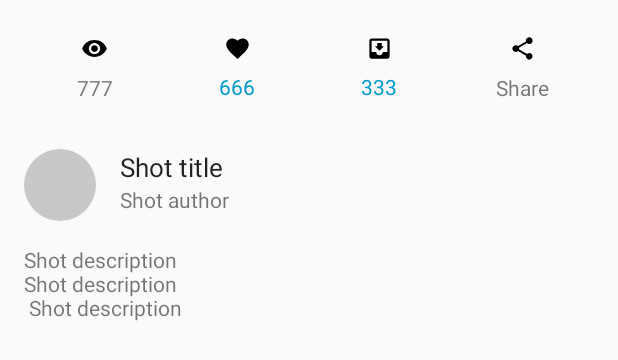
After one commit to ZacZhang/Drippple, an Android app: the layout shot_item_info.xml on its own in the app's theme, with its tools: preview values and no code run, on a phone screen of 412 x 824 dp. The commit adds this screen. Shown: the top 360 px of the screen. Run offline under Robolectric (Android 15) with nearby library versions, the phone set to English and light mode, and no system bars.

Commit message:
ShotAdapter finished

```diff
--- a/app/build.gradle
+++ b/app/build.gradle
@@ -1,4 +1,5 @@
 apply plugin: 'com.android.application'
+apply plugin: 'com.neenbedankt.android-apt'
 
 android {
     compileSdkVersion 25
@@ -26,5 +27,8 @@ dependencies {
     })
     compile 'com.android.support:appcompat-v7:25.3.1'
     compile 'com.android.support.constraint:constraint-layout:1.0.0-alpha8'
+    compile 'com.android.support:recyclerview-v7:25.3.1'
+    compile 'com.jakewharton:butterknife:8.4.0'
+    apt 'com.jakewharton:butterknife-compiler:8.4.0'
     testCompile 'junit:junit:4.12'
 }
--- /dev/null
+++ b/app/src/main/java/com/zaczhang/drippple/model/User.java
@@ -0,0 +1,6 @@
+package com.zaczhang.drippple.model;
+
+public class User {
+    public String name;
+    public String avatar_url;
+}
--- /dev/null
+++ b/app/src/main/res/drawable/ic_favorite_black_18dp.xml
@@ -0,0 +1,4 @@
+<?xml version="1.0" encoding="UTF-8" standalone="no"?>
+<vector xmlns:android="http://schemas.android.com/apk/res/android" android:height="18dp" android:viewportHeight="24.0" android:viewportWidth="24.0" android:width="18dp">
+    <path android:fillColor="#000000" android:pathData="M12,21.35l-1.45,-1.32C5.4,15.36 2,12.28 2,8.5 2,5.42 4.42,3 7.5,3c1.74,0 3.41,0.81 4.5,2.09C13.09,3.81 14.76,3 16.5,3 19.58,3 22,5.42 22,8.5c0,3.78 -3.4,6.86 -8.55,11.54L12,21.35z"/>
+</vector>
--- /dev/null
+++ b/app/src/main/res/drawable/ic_move_to_inbox_black_18dp.xml
@@ -0,0 +1,4 @@
+<?xml version="1.0" encoding="UTF-8" standalone="no"?>
+<vector xmlns:android="http://schemas.android.com/apk/res/android" android:height="18dp" android:viewportHeight="24.0" android:viewportWidth="24.0" android:width="18dp">
+    <path android:fillColor="#000000" android:pathData="M19,3L4.99,3c-1.11,0 -1.98,0.9 -1.98,2L3,19c0,1.1 0.88,2 1.99,2L19,21c1.1,0 2,-0.9 2,-2L21,5c0,-1.1 -0.9,-2 -2,-2zM19,15h-4c0,1.66 -1.35,3 -3,3s-3,-1.34 -3,-3L4.99,15L4.99,5L19,5v10zM16,10h-2L14,7h-4v3L8,10l4,4 4,-4z"/>
+</vector>
--- /dev/null
+++ b/app/src/main/res/drawable/ic_share_black_18dp.xml
@@ -0,0 +1,4 @@
+<?xml version="1.0" encoding="UTF-8" standalone="no"?>
+<vector xmlns:android="http://schemas.android.com/apk/res/android" android:height="18dp" android:viewportHeight="24.0" android:viewportWidth="24.0" android:width="18dp">
+    <path android:fillColor="#000000" android:pathData="M18,16.08c-0.76,0 -1.44,0.3 -1.96,0.77L8.91,12.7c0.05,-0.23 0.09,-0.46 0.09,-0.7s-0.04,-0.47 -0.09,-0.7l7.05,-4.11c0.54,0.5 1.25,0.81 2.04,0.81 1.66,0 3,-1.34 3,-3s-1.34,-3 -3,-3 -3,1.34 -3,3c0,0.24 0.04,0.47 0.09,0.7L8.04,9.81C7.5,9.31 6.79,9 6,9c-1.66,0 -3,1.34 -3,3s1.34,3 3,3c0.79,0 1.5,-0.31 2.04,-0.81l7.12,4.16c-0.05,0.21 -0.08,0.43 -0.08,0.65 0,1.61 1.31,2.92 2.92,2.92 1.61,0 2.92,-1.31 2.92,-2.92s-1.31,-2.92 -2.92,-2.92z"/>
+</vector>
--- /dev/null
+++ b/app/src/main/res/drawable/ic_visibility_black_18dp.xml
@@ -0,0 +1,4 @@
+<?xml version="1.0" encoding="UTF-8" standalone="no"?>
+<vector xmlns:android="http://schemas.android.com/apk/res/android" android:height="18dp" android:viewportHeight="24.0" android:viewportWidth="24.0" android:width="18dp">
+    <path android:fillColor="#000000" android:pathData="M12,4.5C7,4.5 2.73,7.61 1,12c1.73,4.39 6,7.5 11,7.5s9.27,-3.11 11,-7.5c-1.73,-4.39 -6,-7.5 -11,-7.5zM12,17c-2.76,0 -5,-2.24 -5,-5s2.24,-5 5,-5 5,2.24 5,5 -2.24,5 -5,5zM12,9c-1.66,0 -3,1.34 -3,3s1.34,3 3,3 3,-1.34 3,-3 -1.34,-3 -3,-3z"/>
+</vector>
--- /dev/null
+++ b/app/src/main/res/drawable/user_picture_placeholder.xml
@@ -0,0 +1,10 @@
+<?xml version="1.0" encoding="utf-8"?>
+<shape xmlns:android="http://schemas.android.com/apk/res/android">
+    <size
+        android:width="@dimen/shot_author_picture_size"
+        android:height="@dimen/shot_author_picture_size"/>
+    <solid
+        android:color="@color/place_holder_bg"/>
+    <corners
+        android:radius="@dimen/shot_author_picture_radius"/>
+</shape>
--- /dev/null
+++ b/app/src/main/res/layout/shot_item_info.xml
@@ -0,0 +1,138 @@
+<?xml version="1.0" encoding="utf-8"?>
+<LinearLayout
+    xmlns:android="http://schemas.android.com/apk/res/android"
+    xmlns:tools="http://schemas.android.com/tools"
+    android:orientation="vertical"
+    android:layout_width="match_parent"
+    android:layout_height="match_parent"
+    android:padding="@dimen/spacing_medium">
+
+    <LinearLayout
+        android:layout_width="match_parent"
+        android:layout_height="wrap_content">
+
+        <TextView
+            android:id="@+id/shot_view_count"
+            android:layout_width="0dp"
+            android:layout_height="wrap_content"
+            android:layout_weight="1"
+            android:gravity="center"
+            android:paddingTop="@dimen/shot_action_drawable_top_icon_padding"
+            android:paddingBottom="@dimen/shot_action_drawable_top_icon_padding"
+            android:drawableTop="@drawable/ic_visibility_black_18dp"
+            android:drawablePadding="@dimen/shot_action_drawable_top_icon_padding"
+            tools:text="777"/>
+
+        <LinearLayout
+            android:layout_width="0dp"
+            android:layout_height="wrap_content"
+            android:layout_weight="1"
+            android:orientation="vertical"
+            android:gravity="center">
+
+            <ImageButton
+                android:id="@+id/shot_action_like"
+                android:layout_width="@dimen/shot_action_icon_size"
+                android:layout_height="@dimen/shot_action_icon_size"
+                android:src="@drawable/ic_favorite_black_18dp"
+                android:background="?attr/selectableItemBackground"
+                android:contentDescription="@string/like"/>
+
+            <TextView
+                android:id="@+id/shot_like_count"
+                android:layout_width="match_parent"
+                android:layout_height="wrap_content"
+                android:gravity="center"
+                android:textColor="@android:color/holo_blue_dark"
+                android:clickable="true"
+                tools:text="666"/>
+
+        </LinearLayout>
+
+        <LinearLayout
+            android:layout_width="0dp"
+            android:layout_height="wrap_content"
+            android:layout_weight="1"
+            android:orientation="vertical"
+            android:gravity="center">
+
+            <ImageButton
+                android:id="@+id/shot_action_bucket"
+                android:layout_width="@dimen/shot_action_icon_size"
+                android:layout_height="@dimen/shot_action_icon_size"
+                android:src="@drawable/ic_move_to_inbox_black_18dp"
+                android:background="?attr/selectableItemBackground"
+                android:contentDescription="@string/bucket"/>
+
+            <TextView
+                android:id="@+id/shot_bucket_count"
+                android:layout_width="match_parent"
+                android:layout_height="wrap_content"
+                android:gravity="center"
+                android:textColor="@android:color/holo_blue_dark"
+                android:clickable="true"
+                tools:text="333"/>
+
+        </LinearLayout>
+
+        <TextView
+            android:id="@+id/shot_action_share"
+            android:layout_width="0dp"
+            android:layout_height="wrap_content"
+            android:layout_weight="1"
+            android:gravity="center"
+            android:paddingTop="@dimen/shot_action_drawable_top_icon_padding"
+            android:paddingBottom="@dimen/shot_action_drawable_top_icon_padding"
+            android:drawableTop="@drawable/ic_share_black_18dp"
+            android:drawablePadding="@dimen/shot_action_drawable_top_icon_padding"
+            android:background="?attr/selectableItemBackground"
+            android:text="@string/share"/>
+
+    </LinearLayout>
+
+
+    <RelativeLayout
+        android:layout_width="match_parent"
+        android:layout_height="wrap_content"
+        android:layout_marginTop="@dimen/spacing_large">
+
+        <ImageView
+            android:id="@+id/shot_author_picture"
+            android:layout_width="@dimen/shot_author_picture_size"
+            android:layout_height="@dimen/shot_author_picture_size"
+            android:layout_marginRight="@dimen/spacing_medium"
+            android:layout_marginEnd="@dimen/spacing_medium"
+            android:layout_alignParentTop="true"
+            android:layout_alignParentLeft="true"
+            android:layout_alignParentStart="true"
+            android:src="@drawable/user_picture_placeholder"
+            android:contentDescription="@string/shot_author_picture"/>
+
+        <TextView
+            android:id="@+id/shot_title"
+            android:layout_width="wrap_content"
+            android:layout_height="wrap_content"
+            android:layout_alignTop="@+id/shot_author_picture"
+            android:layout_toRightOf="@+id/shot_author_picture"
+            style="@style/AppTheme.TextView.2"
+            tools:text="Shot title"/>
+
+        <TextView
+            android:id="@+id/shot_author_name"
+            android:layout_width="wrap_content"
+            android:layout_height="wrap_content"
+            android:layout_alignLeft="@+id/shot_title"
+            android:layout_below="@+id/shot_title"
+            tools:text="Shot author"/>
+
+    </RelativeLayout>
+
+
+    <TextView
+        android:id="@+id/shot_description"
+        android:layout_width="wrap_content"
+        android:layout_height="wrap_content"
+        android:layout_marginTop="@dimen/spacing_medium"
+        tools:text="Shot description\nShot description\n Shot description"/>
+
+</LinearLayout>
--- a/app/src/main/res/values/colors.xml
+++ b/app/src/main/res/values/colors.xml
@@ -3,4 +3,7 @@
     <color name="colorPrimary">#3F51B5</color>
     <color name="colorPrimaryDark">#303F9F</color>
     <color name="colorAccent">#FF4081</color>
+
+    <color name="place_holder_bg">#33000000</color>
+    <color name="text_dark">#aa000000</color>
 </resources>
--- /dev/null
+++ b/app/src/main/res/values/dimens.xml
@@ -0,0 +1,11 @@
+<?xml version="1.0" encoding="utf-8"?>
+<resources>
+    <dimen name="spacing_xsmall">4dp</dimen>
+    <dimen name="spacing_small">8dp</dimen>
+    <dimen name="spacing_medium">16dp</dimen>
+    <dimen name="shot_action_drawable_top_icon_padding">7dp</dimen>
+    <dimen name="shot_action_icon_size">32dp</dimen>
+    <dimen name="spacing_large">24dp</dimen>
+    <dimen name="shot_author_picture_size">48dp</dimen>
+    <dimen name="shot_author_picture_radius">24dp</dimen>
+</resources>
--- a/app/src/main/res/values/strings.xml
+++ b/app/src/main/res/values/strings.xml
@@ -1,3 +1,8 @@
 <resources>
     <string name="app_name">Drippple</string>
+    <string name="shot_image">Shot image</string>
+    <string name="like">Like</string>
+    <string name="bucket">Bucket</string>
+    <string name="share">Share</string>
+    <string name="shot_author_picture">Shot author picture</string>
 </resources>
--- a/app/src/main/res/values/styles.xml
+++ b/app/src/main/res/values/styles.xml
@@ -1,11 +1,68 @@
 <resources>
 
-    <!-- Base application theme. -->
-    <style name="AppTheme" parent="Theme.AppCompat.Light.DarkActionBar">
-        <!-- Customize your theme here. -->
+    <style name="AppTheme" parent="Theme.AppCompat.Light.NoActionBar">
         <item name="colorPrimary">@color/colorPrimary</item>
         <item name="colorPrimaryDark">@color/colorPrimaryDark</item>
         <item name="colorAccent">@color/colorAccent</item>
+
+        <item name="alertDialogTheme">@style/AppTheme.Dialog.Alert</item>
+    </style>
+
+    <style name="AppTheme.Dialog.Alert" parent="Theme.AppCompat.Light.Dialog.Alert">
+        <item name="android:textColorPrimary">@color/colorPrimary</item>
+        <item name="colorAccent">@color/colorAccent</item>
+    </style>
+
+    <style name="AppTheme.TextView" />
+
+    <style name="AppTheme.TextView.1" parent="AppTheme.TextView">
+        <item name="android:textSize">15sp</item>
+    </style>
+
+    <style name="AppTheme.TextView.1.White" parent="AppTheme.TextView.1">
+        <item name="android:textColor">@android:color/white</item>
+    </style>
+
+    <style name="AppTheme.TextView.2" parent="AppTheme.TextView">
+        <item name="android:textSize">17sp</item>
+    </style>
+
+    <style name="AppTheme.TextView.2.White" parent="AppTheme.TextView.2">
+        <item name="android:textColor">@android:color/white</item>
+    </style>
+
+    <style name="AppTheme.TextView.2.Dark" parent="AppTheme.TextView.2">
+        <item name="android:textColor">@color/text_dark</item>
+    </style>
+
+    <style name="AppTheme.TextView.3" parent="AppTheme.TextView">
+        <item name="android:textSize">19sp</item>
+    </style>
+
+    <style name="AppTheme.TextView.3.White" parent="AppTheme.TextView.3">
+        <item name="android:textColor">@android:color/white</item>
+    </style>
+
+    <style name="AppTheme.TextView.Clickable">
+        <item name="android:background">?attr/selectableItemBackground</item>
+        <item name="android:padding">@dimen/spacing_small</item>
+        <item name="android:textAllCaps">true</item>
+        <item name="android:textColor">@color/colorPrimary</item>
+        <item name="android:textStyle">bold</item>
+    </style>
+
+    <style name="AppTheme.TextView.Clickable.1" parent="AppTheme.TextView.Clickable">
+        <item name="android:textSize">15sp</item>
+    </style>
+    <style name="AppTheme.TextView.Clickable.1.White" parent="AppTheme.TextView.Clickable.1">
+        <item name="android:textColor">@android:color/white</item>
+    </style>
+
+    <style name="AppTheme.TextView.Clickable.2" parent="AppTheme.TextView.Clickable">
+        <item name="android:textSize">17sp</item>
+    </style>
+    <style name="AppTheme.TextView.Clickable.2.White" parent="AppTheme.TextView.Clickable.2">
+        <item name="android:textColor">@android:color/white</item>
     </style>
 
 </resources>
--- a/build.gradle
+++ b/build.gradle
@@ -6,6 +6,7 @@ buildscript {
     }
     dependencies {
         classpath 'com.android.tools.build:gradle:2.3.1'
+        classpath 'com.neenbedankt.gradle.plugins:android-apt:1.8'
 
         // NOTE: Do not place your application dependencies here; they belong
         // in the individual module build.gradle files
```
Also changed, not shown: app/src/main/java/com/zaczhang/drippple/model/Shot.java (added, +46 -0 lines), app/src/main/java/com/zaczhang/drippple/view/base/BaseViewHolder.java (added, +15 -0 lines), app/src/main/java/com/zaczhang/drippple/view/shot_detail/ImageViewHolder.java (added, +16 -0 lines), app/src/main/java/com/zaczhang/drippple/view/shot_detail/InfoViewHolder.java (added, +31 -0 lines), app/src/main/java/com/zaczhang/drippple/view/shot_detail/ShotAdapter.java (added, +66 -0 lines), app/src/main/res/drawable/shot_placeholder.xml (added, +8 -0 lines), app/src/main/res/layout/shot_item_image.xml (added, +12 -0 lines).
